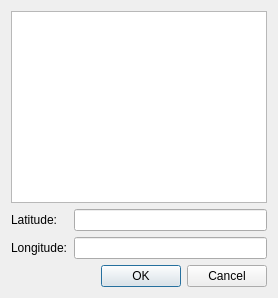
Above: DWDImport/src/DWDMap.ui from Arombolosh/dwdImporter before the change. Below: the same form after it.
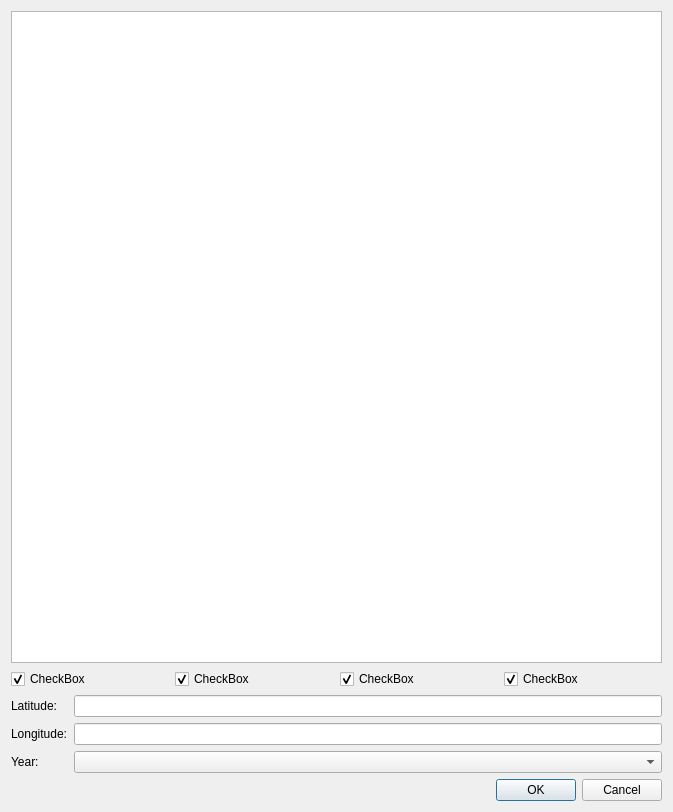
That is the form after the change.

Commit message: Refactored Ui of Map with different Coloring

Patch:
```diff
--- a/DWDImport/src/DWDMap.ui
+++ b/DWDImport/src/DWDMap.ui
@@ -13,29 +13,60 @@
   <property name="windowTitle">
    <string>Pick a location</string>
   </property>
-  <layout class="QVBoxLayout" name="verticalLayout" stretch="0,0,0">
-   <property name="sizeConstraint">
-    <enum>QLayout::SetFixedSize</enum>
-   </property>
-   <item>
+  <layout class="QGridLayout" name="gridLayout_2">
+   <item row="0" column="0">
     <widget class="QGraphicsView" name="graphicsViewMap">
      <property name="viewportUpdateMode">
       <enum>QGraphicsView::MinimalViewportUpdate</enum>
      </property>
     </widget>
    </item>
-   <item>
+   <item row="1" column="0">
+    <layout class="QHBoxLayout" name="horizontalLayout">
+     <item>
+      <widget class="QCheckBox" name="checkBoxAirTemp">
+       <property name="text">
+        <string>CheckBox</string>
+       </property>
+       <property name="checked">
+        <bool>true</bool>
+       </property>
+      </widget>
+     </item>
+     <item>
+      <widget class="QCheckBox" name="checkBoxRadiation">
+       <property name="text">
+        <string>CheckBox</string>
+       </property>
+       <property name="checked">
+        <bool>true</bool>
+       </property>
+      </widget>
+     </item>
+     <item>
+      <widget class="QCheckBox" name="checkBoxPressure">
+       <property name="text">
+        <string>CheckBox</string>
+       </property>
+       <property name="checked">
+        <bool>true</bool>
+       </property>
+      </widget>
+     </item>
+     <item>
+      <widget class="QCheckBox" name="checkBoxWind">
+       <property name="text">
+        <string>CheckBox</string>
+       </property>
+       <property name="checked">
+        <bool>true</bool>
+       </property>
+      </widget>
+     </item>
+    </layout>
+   </item>
+   <item row="2" column="0">
     <layout class="QGridLayout" name="gridLayout">
-     <item row="0" column="0">
-      <widget class="QLabel" name="label">
-       <property name="text">
-        <string>Latitude:</string>
-       </property>
-      </widget>
-     </item>
-     <item row="0" column="1">
-      <widget class="QLineEdit" name="lineEditLatitude"/>
-     </item>
      <item row="1" column="0">
       <widget class="QLabel" name="label_2">
        <property name="text">
@@ -43,12 +74,36 @@
        </property>
       </widget>
      </item>
+     <item row="0" column="0">
+      <widget class="QLabel" name="label">
+       <property name="text">
+        <string>Latitude:</string>
+       </property>
+      </widget>
+     </item>
      <item row="1" column="1">
       <widget class="QLineEdit" name="lineEditLongitude"/>
      </item>
+     <item row="0" column="1">
+      <widget class="QLineEdit" name="lineEditLatitude"/>
+     </item>
+     <item row="2" column="0">
+      <widget class="QLabel" name="label_3">
+       <property name="text">
+        <string>Year:</string>
+       </property>
+      </widget>
+     </item>
+     <item row="2" column="1">
+      <widget class="QComboBox" name="comboBoxYear">
+       <property name="sizeAdjustPolicy">
+        <enum>QComboBox::AdjustToMinimumContentsLength</enum>
+       </property>
+      </widget>
+     </item>
     </layout>
    </item>
-   <item>
+   <item row="3" column="0">
     <widget class="QDialogButtonBox" name="buttonBox">
      <property name="orientation">
       <enum>Qt::Horizontal</enum>
```
The commit also changes 2 other files.
